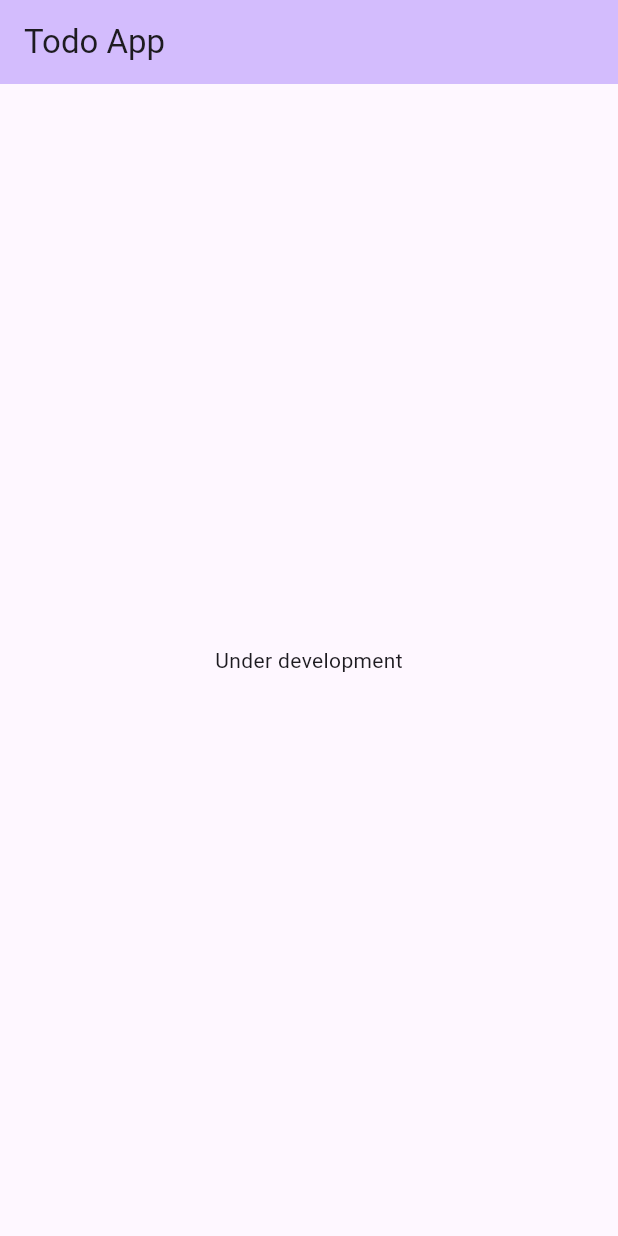
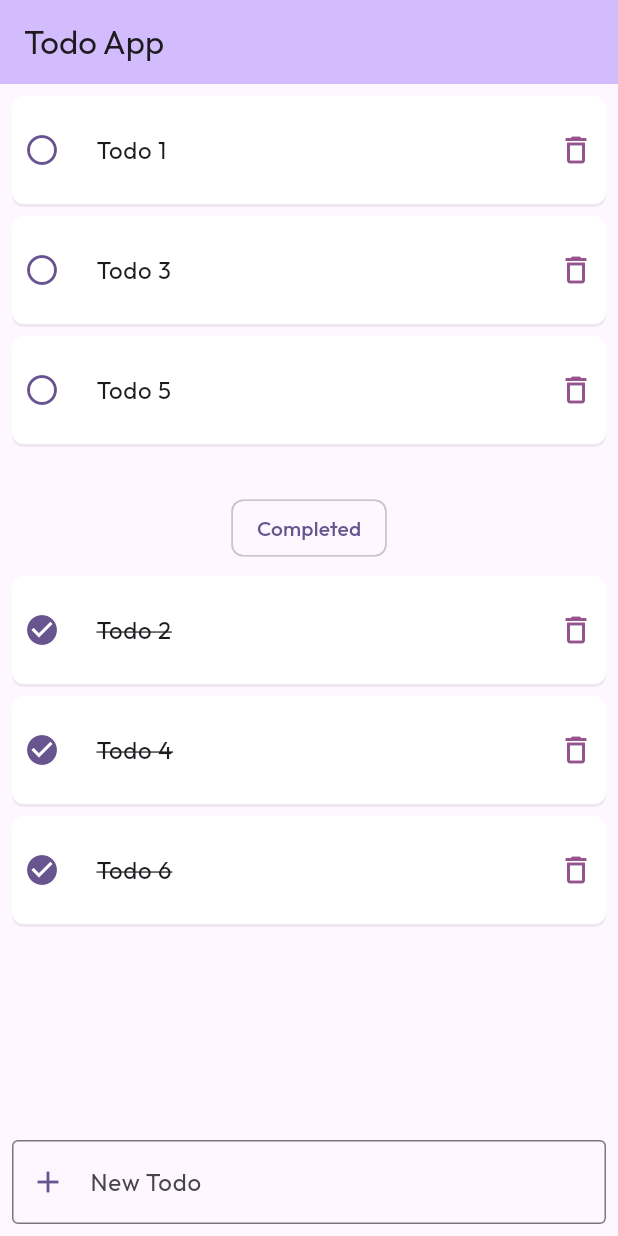
Before and after one commit to aap01/todo-app, a Flutter app: the screen it shows after launch, on a phone screen of 412 x 824 dp. Run offline on Flutter 3.47's test engine with Material 3 defaults, Android fonts, the phone set to English and light mode, and no system bars; our stand-ins replace equatable, flutter_bloc, gap, get_it, google_fonts, injectable; generated files the repository leaves out were written again.

```diff
--- /dev/null
+++ b/lib/di/dependency.dart
@@ -0,0 +1,12 @@
+import 'package:get_it/get_it.dart';
+import 'package:injectable/injectable.dart';
+import 'dependency.config.dart';
+
+final getIt = GetIt.instance;
+
+@InjectableInit(
+  initializerName: 'init', // default
+  preferRelativeImports: true, // default
+  asExtension: true, // default
+)
+void configureDependencies() => getIt.init();
--- /dev/null
+++ b/lib/feature/todo/data/repository/todo_repository_impl.dart
@@ -0,0 +1,52 @@
+import 'package:todo_app/feature/todo/domain/entity/todo_entity.dart';
+
+import '../../domain/repository/todo_repository.dart';
+
+import 'package:injectable/injectable.dart';
+
+@Injectable(as: TodoRepository)
+class TodoReositoryImpl implements TodoRepository {
+  static final _todoList = [
+    const TodoEntity(id: '0', description: 'Todo 1', isDone: false),
+    const TodoEntity(id: '1', description: 'Todo 2', isDone: true),
+    const TodoEntity(id: '2', description: 'Todo 3', isDone: false),
+    const TodoEntity(id: '3', description: 'Todo 4', isDone: true),
+    const TodoEntity(id: '4', description: 'Todo 5', isDone: false),
+    const TodoEntity(id: '5', description: 'Todo 6', isDone: true),
+  ];
+
+  @override
+  void add(String description) {
+    _todoList.add(
+      TodoEntity(
+        id: _todoList.length.toString(),
+        description: description,
+        isDone: false,
+      ),
+    );
+  }
+
+  @override
+  TodoEntity? findById(String id) {
+    return _todoList.firstWhere((element) => element.id == id);
+  }
+
+  @override
+  List<TodoEntity> getAll() {
+    return _todoList;
+  }
+
+  @override
+  void remove(String id) {
+    _todoList.removeWhere((element) => element.id == id);
+  }
+
+  @override
+  void update(TodoEntity todoEntity) {
+    final index =
+        _todoList.indexWhere((element) => element.id == todoEntity.id);
+    if (index != -1) {
+      _todoList[index] = todoEntity;
+    }
+  }
+}
--- /dev/null
+++ b/lib/feature/todo/domain/entity/todo_entity.dart
@@ -0,0 +1,32 @@
+import 'package:equatable/equatable.dart';
+
+class TodoEntity extends Equatable {
+  final String id;
+  final String description;
+  final bool isDone;
+
+  const TodoEntity({
+    required this.id,
+    required this.description,
+    required this.isDone,
+  });
+
+  @override
+  List<Object?> get props => [
+        id,
+        description,
+        isDone,
+      ];
+
+  TodoEntity copyWith({
+    String? id,
+    String? description,
+    bool? isDone,
+  }) {
+    return TodoEntity(
+      id: id ?? this.id,
+      description: description ?? this.description,
+      isDone: isDone ?? this.isDone,
+    );
+  }
+}
--- /dev/null
+++ b/lib/feature/todo/domain/repository/todo_repository.dart
@@ -0,0 +1,9 @@
+import 'package:todo_app/feature/todo/domain/entity/todo_entity.dart';
+
+abstract interface class TodoRepository {
+  void add(String description);
+  void remove(String id);
+  void update(TodoEntity todoEntity);
+  TodoEntity? findById(String id);
+  List<TodoEntity> getAll();
+}
--- /dev/null
+++ b/lib/feature/todo/domain/usecase/add_todo_usecase.dart
@@ -0,0 +1,13 @@
+import 'package:injectable/injectable.dart';
+import 'package:todo_app/feature/todo/domain/repository/todo_repository.dart';
+
+@injectable
+class AddTodoUsecase {
+  final TodoRepository _todoRepository;
+
+  AddTodoUsecase({
+    required TodoRepository todoRepository,
+  }) : _todoRepository = todoRepository;
+
+  void call(String description) => _todoRepository.add(description);
+}
--- /dev/null
+++ b/lib/feature/todo/domain/usecase/complete_todo_usecase.dart
@@ -0,0 +1,17 @@
+import 'package:injectable/injectable.dart';
+import 'package:todo_app/feature/todo/domain/repository/todo_repository.dart';
+
+@injectable
+class CompleteTodoUsecase {
+  final TodoRepository _todoRepository;
+
+  CompleteTodoUsecase({
+    required TodoRepository todoRepository,
+  }) : _todoRepository = todoRepository;
+  void call(String id) {
+    final todo = _todoRepository.findById(id);
+    if (todo != null) {
+      _todoRepository.update(todo.copyWith(isDone: true));
+    }
+  }
+}
--- /dev/null
+++ b/lib/feature/todo/domain/usecase/delete_todo_usecase.dart
@@ -0,0 +1,13 @@
+import 'package:injectable/injectable.dart';
+
+import '../repository/todo_repository.dart';
+
+@injectable
+class DeleteTodoUsecase {
+  final TodoRepository _todoRepository;
+  DeleteTodoUsecase({
+    required TodoRepository todoRepository,
+  }) : _todoRepository = todoRepository;
+
+  void call(String id) => _todoRepository.remove(id);
+}
--- /dev/null
+++ b/lib/feature/todo/domain/usecase/get_all_todo_usecase.dart
@@ -0,0 +1,15 @@
+import 'package:injectable/injectable.dart';
+
+import '../entity/todo_entity.dart';
+import '../repository/todo_repository.dart';
+
+@injectable
+class GetAllTodoUsecase {
+  final TodoRepository _todoRepository;
+  GetAllTodoUsecase({required TodoRepository todoRepository})
+      : _todoRepository = todoRepository;
+
+  List<TodoEntity> call() {
+    return _todoRepository.getAll();
+  }
+}
--- /dev/null
+++ b/lib/feature/todo/domain/usecase/undo_complete_todo_usecase.dart
@@ -0,0 +1,18 @@
+import '../repository/todo_repository.dart';
+import 'package:injectable/injectable.dart';
+
+@injectable
+class UndoCompleteTodoUsecase {
+  final TodoRepository _todoRepository;
+
+  UndoCompleteTodoUsecase({
+    required TodoRepository todoRepository,
+  }) : _todoRepository = todoRepository;
+
+  void call(String id) {
+    final todo = _todoRepository.findById(id);
+    if (todo != null) {
+      _todoRepository.update(todo.copyWith(isDone: false));
+    }
+  }
+}
--- /dev/null
+++ b/lib/feature/todo/domain/usecase/update_todo_description_usecase.dart
@@ -0,0 +1,18 @@
+import '../repository/todo_repository.dart';
+import 'package:injectable/injectable.dart';
+
+@injectable
+class UpdateTodoDescriptionUsecase {
+  final TodoRepository _todoRepository;
+
+  UpdateTodoDescriptionUsecase({
+    required TodoRepository todoRepository,
+  }) : _todoRepository = todoRepository;
+
+  void call(String id, String description) {
+    final todo = _todoRepository.findById(id);
+    if (todo != null) {
+      _todoRepository.update(todo.copyWith(description: description));
+    }
+  }
+}
--- /dev/null
+++ b/lib/feature/todo/presentation/add_todo_widget.dart
@@ -0,0 +1,25 @@
+import 'package:flutter/material.dart';
+import 'package:flutter_gen/gen_l10n/app_localizations.dart';
+
+class AddTodoWidget extends StatelessWidget {
+  final void Function(String) onAdd;
+  const AddTodoWidget({
+    super.key,
+    required this.onAdd,
+  });
+
+  @override
+  Widget build(BuildContext context) {
+    return TextField(
+      decoration: InputDecoration(
+        border: const OutlineInputBorder(),
+        prefixIcon: Icon(
+          Icons.add,
+          color: Theme.of(context).colorScheme.primary,
+        ),
+        hintText: AppLocalizations.of(context)!.addTodoHintText,
+      ),
+      onSubmitted: onAdd,
+    );
+  }
+}
--- /dev/null
+++ b/lib/feature/todo/presentation/todo_bloc.dart
@@ -0,0 +1,84 @@
+import 'package:injectable/injectable.dart';
+import 'package:todo_app/feature/todo/domain/usecase/undo_complete_todo_usecase.dart';
+import 'package:todo_app/feature/todo/presentation/todo_state.dart';
+import 'package:flutter_bloc/flutter_bloc.dart';
+
+import '../domain/entity/todo_entity.dart';
+import '../domain/usecase/add_todo_usecase.dart';
+import '../domain/usecase/complete_todo_usecase.dart';
+import '../domain/usecase/delete_todo_usecase.dart';
+import '../domain/usecase/get_all_todo_usecase.dart';
+import '../domain/usecase/update_todo_description_usecase.dart';
+
+@injectable
+class TodoBloc extends Cubit<TodoState> {
+  final AddTodoUsecase _addTodoUsecase;
+  final CompleteTodoUsecase _completeTodoUsecase;
+  final DeleteTodoUsecase _deleteTodoUsecase;
+  final UpdateTodoDescriptionUsecase _updateTodoDescriptionUsecase;
+  final UndoCompleteTodoUsecase _undoCompleteTodoUsecase;
+  final GetAllTodoUsecase _getAllTodoUsecase;
+
+  TodoBloc({
+    required AddTodoUsecase addTodoUsecase,
+    required CompleteTodoUsecase completeTodoUsecase,
+    required DeleteTodoUsecase deleteTodoUsecase,
+    required UpdateTodoDescriptionUsecase updateTodoDescriptionUsecase,
+    required UndoCompleteTodoUsecase undoCompleteTodoUsecase,
+    required GetAllTodoUsecase getAllTodoUsecase,
+  })  : _addTodoUsecase = addTodoUsecase,
+        _completeTodoUsecase = completeTodoUsecase,
+        _deleteTodoUsecase = deleteTodoUsecase,
+        _updateTodoDescriptionUsecase = updateTodoDescriptionUsecase,
+        _getAllTodoUsecase = getAllTodoUsecase,
+        _undoCompleteTodoUsecase = undoCompleteTodoUsecase,
+        super(TodoInitialState());
+
+  void loadTodos() {
+    final todos = _getAllTodoUsecase();
+    final doneTodos = todos.where((todo) => todo.isDone).toList();
+    final incompleteTodos = todos.where((todo) => !todo.isDone).toList();
+    emit(
+      TodoLoadedState(
+        doneTodos: doneTodos,
+        incompleteTodos: incompleteTodos,
+      ),
+    );
+  }
+
+  void onAdd(String? description) {
+    if (description == null) return;
+    final trimmed = description.trim();
+    if (trimmed.isEmpty) return;
+    _addTodoUsecase(description.trim());
+    loadTodos();
+  }
+
+  void onToggleTodo(TodoEntity todoEntity) {
+    if (todoEntity.isDone) {
+      _undoCompleteTodoUsecase(todoEntity.id);
+    } else {
+      _completeTodoUsecase(todoEntity.id);
+    }
+    loadTodos();
+  }
+
+  void onDeleteTodo(TodoEntity todo) {
+    _deleteTodoUsecase(todo.id);
+    loadTodos();
+  }
+
+  void onUpdateTodoDescription(TodoEntity todo, String? description) {
+    if (description == null) {
+      onDeleteTodo(todo);
+      return;
+    }
+    final trimmed = description.trim();
+    if (trimmed.isEmpty) {
+      onDeleteTodo(todo);
+      return;
+    }
+    _updateTodoDescriptionUsecase(todo.id, description);
+    loadTodos();
+  }
+}
--- /dev/null
+++ b/lib/feature/todo/presentation/todo_list_widget.dart
@@ -0,0 +1,41 @@
+import 'package:flutter/material.dart';
+import 'package:gap/gap.dart';
+import 'package:todo_app/feature/todo/presentation/todo_widget.dart';
+
+import '../domain/entity/todo_entity.dart';
+
+class TodoListWidget extends StatelessWidget {
+  final List<TodoEntity> todos;
+  final void Function(TodoEntity) onToggle;
+  final void Function(TodoEntity) onDelete;
+  final void Function(TodoEntity, String?) onEdit;
+  final ScrollController? scrollController;
+
+  const TodoListWidget({
+    super.key,
+    required this.todos,
+    required this.onToggle,
+    required this.scrollController,
+    required this.onDelete,
+    required this.onEdit,
+  });
+
+  @override
+  Widget build(BuildContext context) {
+    return ListView.separated(
+      controller: scrollController,
+      shrinkWrap: true,
+      itemBuilder: (cxt, index) {
+        final todoEntity = todos[index];
+        return TodoWidget(
+          todoEntity: todoEntity,
+          onToggle: () => onToggle(todoEntity),
+          onDelete: () => onDelete(todoEntity),
+          onEdit: (description) => onEdit(todoEntity, description),
+        );
+      },
+      separatorBuilder: (cxt, index) => const Gap(8),
+      itemCount: todos.length,
+    );
+  }
+}
--- /dev/null
+++ b/lib/feature/todo/presentation/todo_state.dart
@@ -0,0 +1,27 @@
+import 'package:equatable/equatable.dart';
+
+import '../domain/entity/todo_entity.dart';
+
+abstract class TodoState extends Equatable {
+  final List<TodoEntity> doneTodos;
+  final List<TodoEntity> incompleteTodos;
+
+  const TodoState({
+    required this.doneTodos,
+    required this.incompleteTodos,
+  });
+
+  @override
+  List<Object?> get props => [doneTodos, incompleteTodos];
+}
+
+class TodoInitialState extends TodoState {
+  TodoInitialState() : super(doneTodos: [], incompleteTodos: []);
+}
+
+class TodoLoadedState extends TodoState {
+  const TodoLoadedState({
+    required super.doneTodos,
+    required super.incompleteTodos,
+  });
+}
--- /dev/null
+++ b/lib/feature/todo/presentation/todo_widget.dart
@@ -0,0 +1,82 @@
+import 'package:flutter/material.dart';
+import 'package:gap/gap.dart';
+import 'package:todo_app/feature/todo/domain/entity/todo_entity.dart';
+
+class TodoWidget extends StatelessWidget {
+  final TodoEntity todoEntity;
+  final VoidCallback onToggle;
+  final VoidCallback onDelete;
+  final void Function(String?) onEdit;
+
+  const TodoWidget({
+    super.key,
+    required this.todoEntity,
+    required this.onToggle,
+    required this.onDelete,
+    required this.onEdit,
+  });
+
+  @override
+  Widget build(BuildContext context) {
+    return Hero(
+      transitionOnUserGestures: true,
+      tag: todoEntity.id,
+      child: Container(
+        decoration: BoxDecoration(
+          borderRadius: BorderRadius.circular(8.0),
+          color: Colors.white,
+          boxShadow: [
+            BoxShadow(
+              color: Theme.of(context).primaryColor.withOpacity(0.1),
+              offset: const Offset(0, 2),
+            ),
+          ],
+        ),
+        padding: const EdgeInsets.all(8.0),
+        child: Row(
+          children: [
+            InkWell(
+              onTap: onToggle,
+              child: Icon(
+                todoEntity.isDone
+                    ? Icons.check_circle_sharp
+                    : Icons.circle_outlined,
+                color: Theme.of(context).colorScheme.primary,
+              ),
+            ),
+            const Gap(8),
+            Expanded(
+              child: TextFormField(
+                decoration: InputDecoration(
+                  focusedBorder: OutlineInputBorder(
+                    borderSide: BorderSide(
+                      color: Theme.of(context).colorScheme.primary,
+                    ),
+                  ),
+                  border: const OutlineInputBorder(
+                    borderSide: BorderSide.none,
+                  ),
+                ),
+                initialValue: todoEntity.description,
+                style: TextStyle(
+                  decoration: todoEntity.isDone
+                      ? TextDecoration.lineThrough
+                      : TextDecoration.none,
+                ),
+                onFieldSubmitted: onEdit,
+              ),
+            ),
+            const Gap(8),
+            InkWell(
+              onTap: () => onDelete(),
+              child: Icon(
+                Icons.delete_outlined,
+                color: Theme.of(context).colorScheme.primary.withRed(150),
+              ),
+            )
+          ],
+        ),
+      ),
+    );
+  }
+}
--- a/lib/l10n/app_ar.arb
+++ b/lib/l10n/app_ar.arb
@@ -1,3 +1,4 @@
 {
-  "completed": "مكتمل"
+  "completed": "مكتمل",
+  "addTodoHintText": "جديد Todo"
 }
--- a/lib/l10n/app_en.arb
+++ b/lib/l10n/app_en.arb
@@ -1,3 +1,4 @@
 {
-  "completed": "Completed"
+  "completed": "Completed",
+  "addTodoHintText": "New Todo"
 }
--- a/lib/main.dart
+++ b/lib/main.dart
@@ -1,7 +1,18 @@
 import 'package:flutter/material.dart';
+import 'package:flutter_bloc/flutter_bloc.dart';
 import 'package:flutter_gen/gen_l10n/app_localizations.dart';
+import 'package:gap/gap.dart';
+import 'package:google_fonts/google_fonts.dart';
+import 'package:todo_app/di/dependency.dart';
+import 'package:todo_app/feature/todo/domain/entity/todo_entity.dart';
+import 'package:todo_app/feature/todo/presentation/add_todo_widget.dart';
+import 'package:todo_app/feature/todo/presentation/todo_list_widget.dart';
+import 'package:todo_app/feature/todo/presentation/todo_state.dart';
+
+import 'feature/todo/presentation/todo_bloc.dart';
 
 void main() {
+  configureDependencies();
   runApp(const MyApp());
 }
 
@@ -15,10 +26,19 @@ class MyApp extends StatelessWidget {
       theme: ThemeData(
         colorScheme: ColorScheme.fromSeed(seedColor: Colors.deepPurple),
         useMaterial3: true,
+        textTheme: GoogleFonts.outfitTextTheme(Theme.of(context).textTheme),
       ),
       localizationsDelegates: AppLocalizations.localizationsDelegates,
       supportedLocales: AppLocalizations.supportedLocales,
-      home: const MyHomePage(title: 'Todo App'),
+      // locale: AppLocalizations.supportedLocales.first,
+      home: MultiBlocProvider(
+        providers: [
+          BlocProvider(
+            create: (context) => getIt<TodoBloc>()..loadTodos(),
+          ),
+        ],
+        child: const MyHomePage(title: 'Todo App'),
+      ),
     );
   }
 }
@@ -33,6 +53,16 @@ class MyHomePage extends StatefulWidget {
 }
 
 class _MyHomePageState extends State<MyHomePage> {
+  final ScrollController _scrollController = ScrollController();
+
+  late TodoBloc _todoBloc;
+
+  @override
+  initState() {
+    super.initState();
+    _todoBloc = context.read<TodoBloc>();
+  }
+
   @override
   Widget build(BuildContext context) {
     return Scaffold(
@@ -40,17 +70,64 @@ class _MyHomePageState extends State<MyHomePage> {
         backgroundColor: Theme.of(context).colorScheme.inversePrimary,
         title: Text(widget.title),
       ),
-      body: const Center(
-        child: Column(
-          mainAxisAlignment: MainAxisAlignment.center,
-          children: <Widget>[
-            Text(
-              'Under development',
-            ),
-          ],
+      body: SafeArea(
+        child: Padding(
+          padding: const EdgeInsets.all(8.0),
+          child: Column(
+            children: [
+              Expanded(
+                child: ListView(
+                  controller: _scrollController,
+                  shrinkWrap: true,
+                  children: [
+                    BlocSelector<TodoBloc, TodoState, List<TodoEntity>>(
+                      selector: (state) => state.incompleteTodos,
+                      builder: (context, todos) {
+                        return TodoListWidget(
+                          scrollController: _scrollController,
+                          todos: todos,
+                          onToggle: _todoBloc.onToggleTodo,
+                          onDelete: _todoBloc.onDeleteTodo,
+                          onEdit: _todoBloc.onUpdateTodoDescription,
+                        );
+                      },
+                    ),
+                    BlocSelector<TodoBloc, TodoState, List<TodoEntity>>(
+                      selector: (state) => state.doneTodos,
+                      builder: (context, todos) {
+                        if (todos.isEmpty) return const SizedBox();
+                        return Column(
+                          children: [
+                            const Gap(32),
+                            Chip(
+                              label:
+                                  Text(AppLocalizations.of(context)!.completed),
+                              labelStyle: TextStyle(
+                                color: Theme.of(context).colorScheme.primary,
+                              ),
+                            ),
+                            const Gap(8),
+                            TodoListWidget(
+                              scrollController: _scrollController,
+                              todos: todos,
+                              onToggle: _todoBloc.onToggleTodo,
+                              onDelete: _todoBloc.onDeleteTodo,
+                              onEdit: _todoBloc.onUpdateTodoDescription,
+                            ),
+                          ],
+                        );
+                      },
+                    ),
+                  ],
+                ),
+              ),
+              AddTodoWidget(
+                onAdd: _todoBloc.onAdd,
+              )
+            ],
+          ),
         ),
       ),
-      // This trailing comma makes auto-formatting nicer for build methods.
     );
   }
 }
```
Also changed, not shown: pubspec.yaml (+7 -0 lines), lib/di/dependency.config.dart (added), pubspec.lock, 8 other files.
